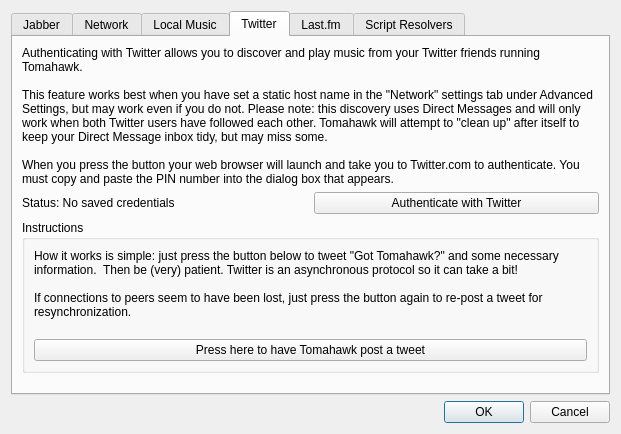
Before: the Qt Designer form src/settingsdialog.ui in tomahawk-player/tomahawk, drawn with Qt 5.
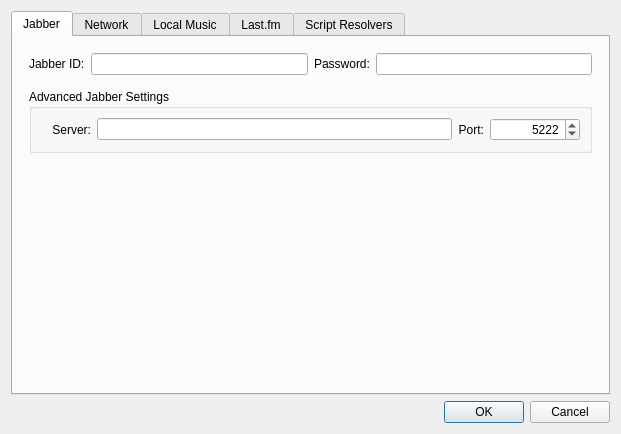
After: the same form once the commit is applied. The open tabs and pages were chosen to show the change. Icons and pictures are not drawn.

Commit message: Extend sip_plugin api to support config widgets. Start with twitter.

```diff
--- a/src/settingsdialog.ui
+++ b/src/settingsdialog.ui
@@ -485,104 +485,6 @@
        </item>
       </layout>
      </widget>
-     <widget class="QWidget" name="tabTwitter">
-      <attribute name="title">
-       <string>Twitter</string>
-      </attribute>
-      <layout class="QVBoxLayout" name="verticalLayout_10">
-       <item>
-        <layout class="QVBoxLayout" name="twitterVertLayout">
-         <item>
-          <widget class="QLabel" name="twitterInfoLabel">
-           <property name="sizePolicy">
-            <sizepolicy hsizetype="Preferred" vsizetype="Fixed">
-             <horstretch>0</horstretch>
-             <verstretch>0</verstretch>
-            </sizepolicy>
-           </property>
-           <property name="text">
-            <string>Authenticating with Twitter allows you to discover and play music from your Twitter friends running Tomahawk.
-
-This feature works best when you have set a static host name in the &quot;Network&quot; settings tab under Advanced Settings, but may work even if you do not. Please note: this discovery uses Direct Messages and will only work when both Twitter users have followed each other. Tomahawk will attempt to &quot;clean up&quot; after itself to keep your Direct Message inbox tidy, but may miss some.
-
-When you press the button your web browser will launch and take you to Twitter.com to authenticate. You must copy and paste the PIN number into the dialog box that appears.</string>
-           </property>
-           <property name="wordWrap">
-            <bool>true</bool>
-           </property>
-          </widget>
-         </item>
-         <item>
-          <layout class="QHBoxLayout" name="twitterHorizontalLayout">
-           <item>
-            <widget class="QLabel" name="twitterStatusLabel">
-             <property name="text">
-              <string>Status: No saved credentials</string>
-             </property>
-             <property name="textFormat">
-              <enum>Qt::AutoText</enum>
-             </property>
-            </widget>
-           </item>
-           <item>
-            <widget class="QPushButton" name="twitterAuthenticateButton">
-             <property name="text">
-              <string>Authenticate with Twitter</string>
-             </property>
-            </widget>
-           </item>
-          </layout>
-         </item>
-        </layout>
-       </item>
-       <item>
-        <widget class="QGroupBox" name="twitterInstructionsBox">
-         <property name="title">
-          <string>Instructions</string>
-         </property>
-         <layout class="QVBoxLayout" name="verticalLayout_12">
-          <item>
-           <layout class="QVBoxLayout" name="twitterInstructionsVLayout">
-            <item>
-             <widget class="QLabel" name="twitterInstructionsInfoLabel">
-              <property name="text">
-               <string>How it works is simple: just press the button below to tweet &quot;Got Tomahawk?&quot; and some necessary information.  Then be (very) patient. Twitter is an asynchronous protocol so it can take a bit!
-
-If connections to peers seem to have been lost, just press the button again to re-post a tweet for resynchronization.
-</string>
-              </property>
-              <property name="wordWrap">
-               <bool>true</bool>
-              </property>
-             </widget>
-            </item>
-            <item>
-             <widget class="QPushButton" name="twitterTweetGotTomahawkButton">
-              <property name="text">
-               <string>Press here to have Tomahawk post a tweet</string>
-              </property>
-             </widget>
-            </item>
-           </layout>
-          </item>
-         </layout>
-        </widget>
-       </item>
-       <item>
-        <spacer name="twitterVertSpacer">
-         <property name="orientation">
-          <enum>Qt::Vertical</enum>
-         </property>
-         <property name="sizeHint" stdset="0">
-          <size>
-           <width>20</width>
-           <height>40</height>
-          </size>
-         </property>
-        </spacer>
-       </item>
-      </layout>
-     </widget>
      <widget class="QWidget" name="tabLastfm">
       <attribute name="title">
        <string>Last.fm</string>
```
Left out of the diff: 32 changed lines with no effect on the pictures. The commit also changes 12 other files.
